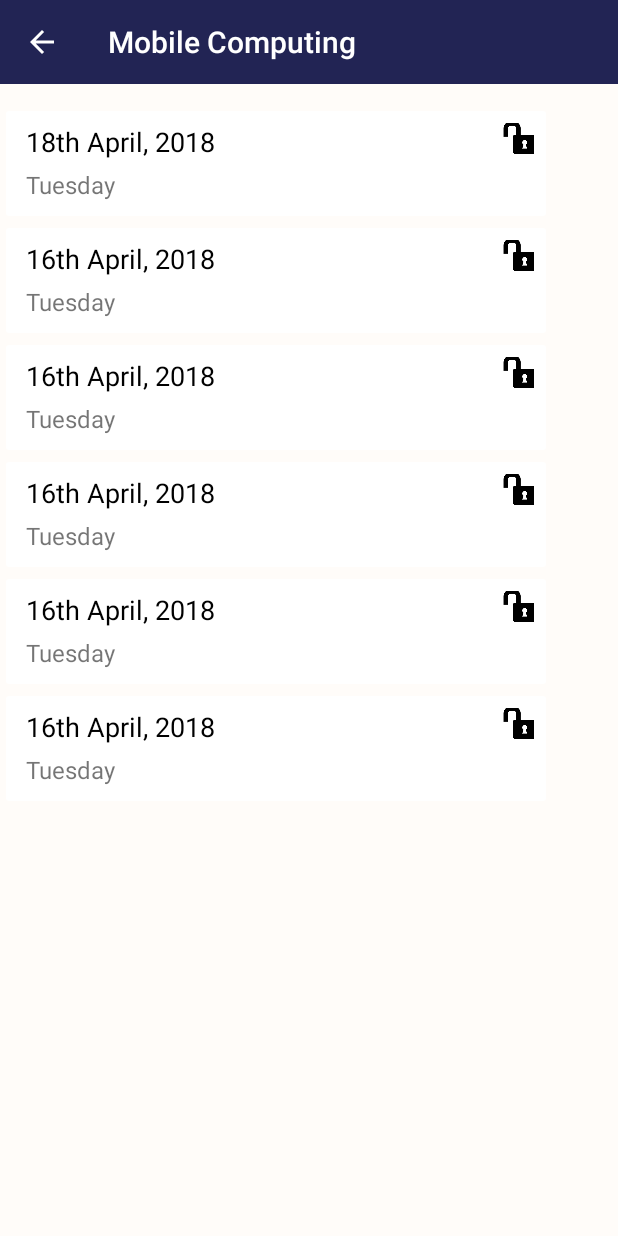
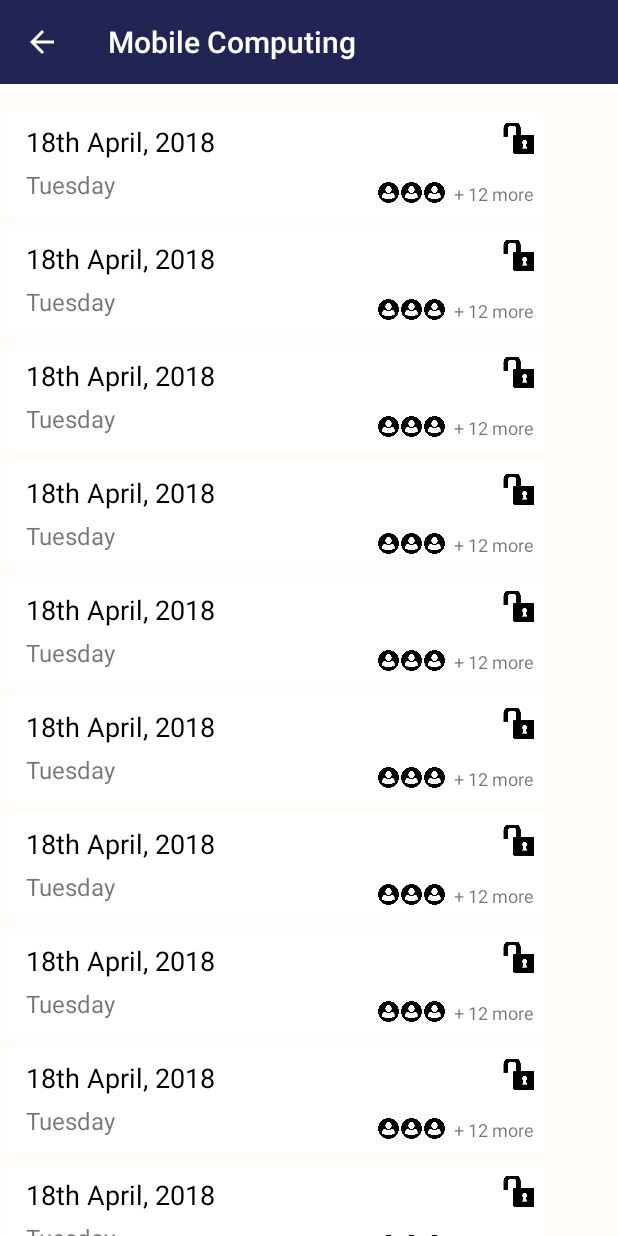
Before and after one commit to kunal15145/InstaNotes, an Android app: the AllDates screen opened directly, with no data from a screen before it, on a phone screen of 412 x 824 dp. Run offline under Robolectric (Android 15) with nearby library versions, the phone set to English and light mode, and no system bars.

Commit message:
AllDates added

```diff
--- a/app/src/main/java/mcproject/instanotesv1/AllDates.java
+++ b/app/src/main/java/mcproject/instanotesv1/AllDates.java
@@ -35,23 +35,46 @@ public class AllDates extends AppCompatActivity {
 
         // Hard coded Transactions for now
         datesList.add(
-                new Dates("18th April, 2018","Tuesday",R.drawable.unlock)
+                new Dates("18th April, 2018","+2 more","Tuesday",R.drawable.unlock,R.drawable.person_photo,R.drawable.person_photo,R.drawable.person_photo)
         );
         datesList.add(
-                new Dates("16th April, 2018","Tuesday",R.drawable.unlock)
+                new Dates("18th April, 2018","+2 more","Tuesday",R.drawable.unlock,R.drawable.person_photo,R.drawable.person_photo,R.drawable.person_photo)
         );
         datesList.add(
-                new Dates("16th April, 2018","Tuesday",R.drawable.unlock)
+                new Dates("18th April, 2018","+2 more","Tuesday",R.drawable.unlock,R.drawable.person_photo,R.drawable.person_photo,R.drawable.person_photo)
         );
         datesList.add(
-                new Dates("16th April, 2018","Tuesday",R.drawable.unlock)
+                new Dates("18th April, 2018","+2 more","Tuesday",R.drawable.unlock,R.drawable.person_photo,R.drawable.person_photo,R.drawable.person_photo)
+        );datesList.add(
+                new Dates("18th April, 2018","+2 more","Tuesday",R.drawable.unlock,R.drawable.person_photo,R.drawable.person_photo,R.drawable.person_photo)
         );
         datesList.add(
-                new Dates("16th April, 2018","Tuesday",R.drawable.unlock)
+                new Dates("18th April, 2018","+2 more","Tuesday",R.drawable.unlock,R.drawable.person_photo,R.drawable.person_photo,R.drawable.person_photo)
         );
         datesList.add(
-                new Dates("16th April, 2018","Tuesday",R.drawable.unlock)
+                new Dates("18th April, 2018","+2 more","Tuesday",R.drawable.unlock,R.drawable.person_photo,R.drawable.person_photo,R.drawable.person_photo)
         );
+        datesList.add(
+                new Dates("18th April, 2018","+2 more","Tuesday",R.drawable.unlock,R.drawable.person_photo,R.drawable.person_photo,R.drawable.person_photo)
+        );
+        datesList.add(
+                new Dates("18th April, 2018","+2 more","Tuesday",R.drawable.unlock,R.drawable.person_photo,R.drawable.person_photo,R.drawable.person_photo)
+        );datesList.add(
+                new Dates("18th April, 2018","+2 more","Tuesday",R.drawable.unlock,R.drawable.person_photo,R.drawable.person_photo,R.drawable.person_photo)
+        );
+        datesList.add(
+                new Dates("18th April, 2018","+2 more","Tuesday",R.drawable.unlock,R.drawable.person_photo,R.drawable.person_photo,R.drawable.person_photo)
+        );
+        datesList.add(
+                new Dates("18th April, 2018","+2 more","Tuesday",R.drawable.unlock,R.drawable.person_photo,R.drawable.person_photo,R.drawable.person_photo)
+        );
+        datesList.add(
+                new Dates("18th April, 2018","+2 more","Tuesday",R.drawable.unlock,R.drawable.person_photo,R.drawable.person_photo,R.drawable.person_photo)
+        );
+
+
+
+
 
         adapter2 = new DatesAdapter(this, datesList);
 
--- a/app/src/main/java/mcproject/instanotesv1/Dates.java
+++ b/app/src/main/java/mcproject/instanotesv1/Dates.java
@@ -5,17 +5,37 @@ package mcproject.instanotesv1;
  */
 
 public class Dates {
-    private String title;
+    private String title,dateperson;
+
     private String shortdesc;
-    private int image;
+    private int image,datep1,datep2,datep3;
 
-    //Default Constructor
-    public Dates(String title, String shortdesc, int image) {
+    public Dates(String title, String dateperson, String shortdesc, int image, int datep1, int datep2, int datep3) {
         this.title = title;
+        this.dateperson = dateperson;
         this.shortdesc = shortdesc;
         this.image = image;
+        this.datep1 = datep1;
+        this.datep2 = datep2;
+        this.datep3 = datep3;
     }
-    // Getter functions
+
+    public String getDateperson() {
+        return dateperson;
+    }
+
+    public int getDatep1() {
+        return datep1;
+    }
+
+    public int getDatep2() {
+        return datep2;
+    }
+
+    public int getDatep3() {
+        return datep3;
+    }
+// Getter functions
 
     public String getTitle() {
         return title;
--- a/app/src/main/java/mcproject/instanotesv1/DatesAdapter.java
+++ b/app/src/main/java/mcproject/instanotesv1/DatesAdapter.java
@@ -39,6 +39,10 @@ public class DatesAdapter extends RecyclerView.Adapter<DatesAdapter.DatesViewHol
         holder.textViewTitle.setText(dates.getTitle());
         holder.textViewDesc.setText(dates.getShortdesc());
         holder.imageView.setImageDrawable(ctx.getResources().getDrawable(dates.getImage()));
+        holder.datep1.setImageDrawable(ctx.getResources().getDrawable(dates.getDatep1()));
+        holder.datep2.setImageDrawable(ctx.getResources().getDrawable(dates.getDatep2()));
+        holder.datep3.setImageDrawable(ctx.getResources().getDrawable(dates.getDatep3()));
+
     }
 
 
@@ -50,15 +54,21 @@ public class DatesAdapter extends RecyclerView.Adapter<DatesAdapter.DatesViewHol
 
 
     class DatesViewHolder extends RecyclerView.ViewHolder{
-        ImageView imageView;
-        TextView textViewTitle,textViewDesc;
+        ImageView imageView,datep1,datep2,datep3;
+        TextView textViewTitle,textViewDesc,dateperson;
 
         public DatesViewHolder(View itemView) {
             super(itemView);
 
             imageView=itemView.findViewById(R.id.datesimg);
+            datep1=itemView.findViewById(R.id.datep1);
+            datep2=itemView.findViewById(R.id.datep2);
+            datep3=itemView.findViewById(R.id.datep3);
+            dateperson=itemView.findViewById(R.id.dateperson);
             textViewTitle=itemView.findViewById(R.id.datestitle);
             textViewDesc=itemView.findViewById(R.id.datesdesc);
+
+
 
 
         }
--- a/app/src/main/res/layout/dates_list.xml
+++ b/app/src/main/res/layout/dates_list.xml
@@ -59,6 +59,40 @@
                 android:textAppearance="@style/Base.TextAppearance.AppCompat.Small"
                 android:textSize="16sp" />
 
+            <ImageView
+                android:layout_width="15dp"
+                android:layout_height="15dp"
+                android:layout_alignBottom="@+id/datesdesc"
+                android:layout_toLeftOf="@+id/dateperson"
+                android:src="@drawable/person_photo"
+                android:id="@+id/datep1" />
+
+            <ImageView
+                android:id="@+id/datep2"
+                android:layout_width="15dp"
+                android:layout_height="15dp"
+                android:layout_alignParentBottom="true"
+                android:layout_toLeftOf="@+id/datep3"
+                android:src="@drawable/person_photo" />
+
+            <ImageView
+                android:id="@+id/datep3"
+                android:layout_width="15dp"
+                android:layout_height="15dp"
+                android:layout_alignParentBottom="true"
+                android:layout_toLeftOf="@+id/datep1"
+                android:src="@drawable/person_photo" />
+
+            <TextView
+                android:id="@+id/dateperson"
+                android:layout_width="wrap_content"
+                android:layout_marginRight="5dp"
+                android:layout_marginLeft="5dp"
+                android:layout_height="wrap_content"
+                android:layout_alignEnd="@+id/datesimg"
+                android:layout_alignTop="@+id/datep1"
+                android:textSize="12sp"
+                android:text="+ 12 more" />
 
 
         </RelativeLayout>
```
